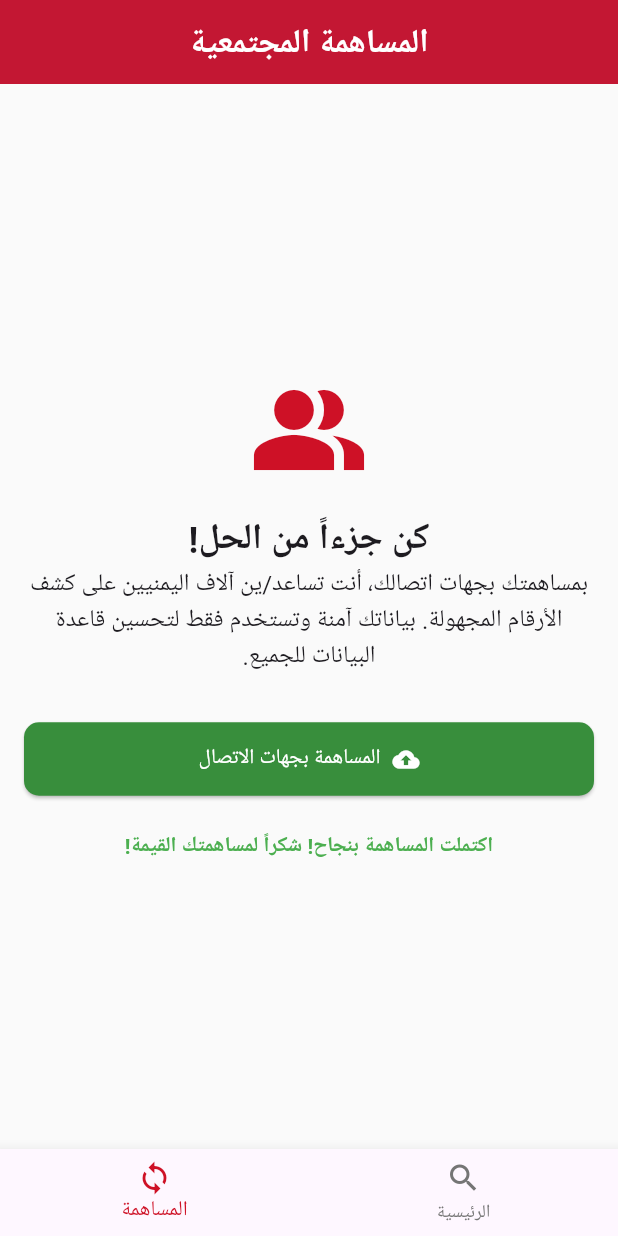
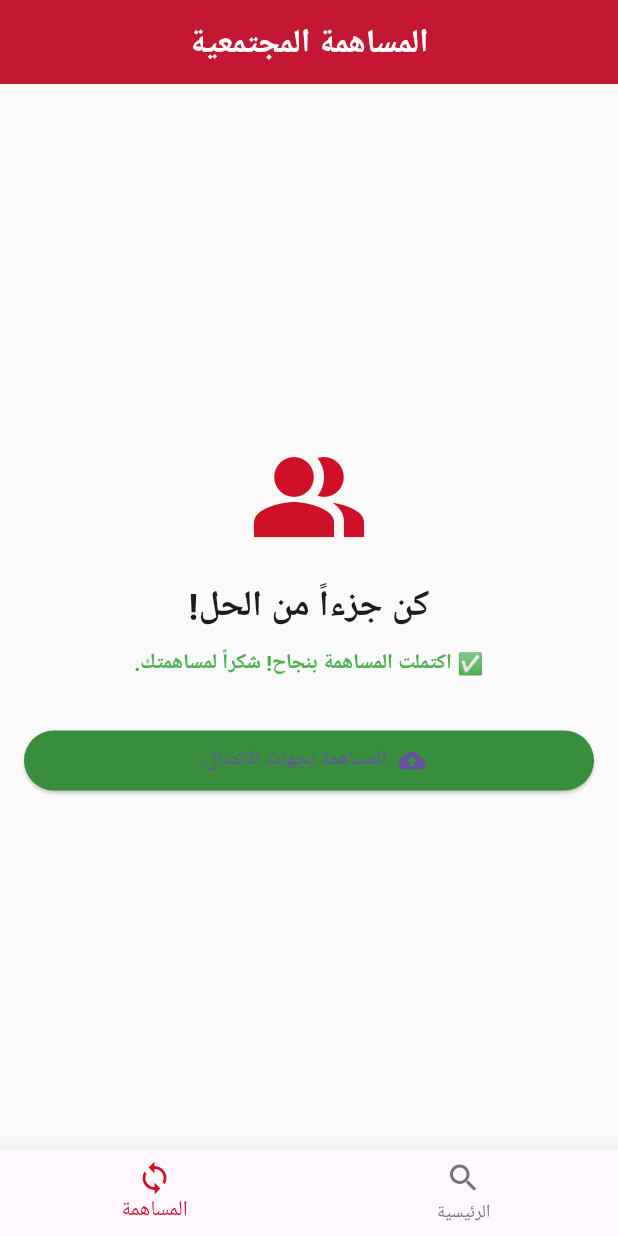
Before and after one commit to alkingbibi/number, a Flutter app: the screen it shows after launch, item 2 of the bottom bar chosen, after a tap on "المساهمة بجهات الاتصال", on a phone screen of 412 x 824 dp. Run offline on Flutter 3.47's test engine with Material 3 defaults, Android fonts, the phone set to English and light mode, and no system bars; our stand-ins replace cloud_firestore, contacts_service, firebase_core, permission_handler; accounts and stored records are empty; Roboto replaces fonts that are missing (Tajawal).

Commit message:
Update main.dart

```diff
--- a/yamani_app/lib/main.dart
+++ b/yamani_app/lib/main.dart
@@ -36,14 +36,10 @@ class YamaniApp extends StatelessWidget {
           foregroundColor: Colors.white,
           elevation: 5,
           centerTitle: true,
-          titleTextStyle: TextStyle(fontFamily: 'Tajawal', fontSize: 22, fontWeight: FontWeight.bold),
-        ),
-        elevatedButtonTheme: ElevatedButtonThemeData(
-          style: ElevatedButton.styleFrom(
-            backgroundColor: const Color(0xFF000000),
-            foregroundColor: Colors.white,
-            shape: RoundedRectangleBorder(borderRadius: BorderRadius.circular(10)),
-            padding: const EdgeInsets.symmetric(vertical: 14),
+          titleTextStyle: TextStyle(
+            fontFamily: 'Tajawal',
+            fontSize: 22,
+            fontWeight: FontWeight.bold,
           ),
         ),
       ),
@@ -99,6 +95,8 @@ class _MainScreenState extends State<MainScreen> {
   }
 }
 
+// ========================== الصفحة الرئيسية ==========================
+
 class HomePage extends StatefulWidget {
   @override
   _HomePageState createState() => _HomePageState();
@@ -118,7 +116,10 @@ class _HomePageState extends State<HomePage> {
       return;
     }
 
-    setState(() { isLoading = true; resultWidget = const SizedBox.shrink(); });
+    setState(() {
+      isLoading = true;
+      resultWidget = const SizedBox.shrink();
+    });
 
     try {
       final doc = await FirebaseFirestore.instance.collection('numbers').doc(number).get();
@@ -141,53 +142,9 @@ class _HomePageState extends State<HomePage> {
       });
     }
 
-    setState(() { isLoading = false; });
-  }
-
-  @override
-  Widget build(BuildContext context) {
-    return Scaffold(
-      appBar: AppBar(
-        title: Row(
-          mainAxisAlignment: MainAxisAlignment.center,
-          children: const [
-            Text('🇾🇪'),
-            SizedBox(width: 8),
-            Text('يماني كاشف'),
-          ],
-        ),
-      ),
-      body: Padding(
-        padding: const EdgeInsets.all(16.0),
-        child: Column(
-          crossAxisAlignment: CrossAxisAlignment.stretch,
-          children: [
-            TextField(
-              controller: phoneController,
-              keyboardType: TextInputType.phone,
-              textAlign: TextAlign.center,
-              style: const TextStyle(fontSize: 20, fontWeight: FontWeight.bold),
-              decoration: InputDecoration(
-                hintText: 'أدخل الرقم هنا',
-                border: OutlineInputBorder(borderRadius: BorderRadius.circular(10)),
-                prefixIcon: const Icon(Icons.phone_android),
-              ),
-            ),
-            const SizedBox(height: 16),
-            ElevatedButton.icon(
-              onPressed: isLoading ? null : searchNumber,
-              icon: isLoading ? const SizedBox(width: 20, height: 20, child: CircularProgressIndicator(color: Colors.white, strokeWidth: 3.0,)) : const Icon(Icons.search),
-              label: Text(isLoading ? 'جاري البحث...' : 'بـحـث'),
-            ),
-            const SizedBox(height: 24),
-            AnimatedSwitcher(
-              duration: const Duration(milliseconds: 500),
-              child: resultWidget,
-            ),
-          ],
-        ),
-      ),
-    );
+    setState(() {
+      isLoading = false;
+    });
   }
 
   Widget _buildResultCard(String number, List<String> names, int count) {
@@ -239,7 +196,44 @@ class _HomePageState extends State<HomePage> {
       ),
     );
   }
+
+  @override
+  Widget build(BuildContext context) {
+    return Scaffold(
+      appBar: AppBar(title: const Text('يماني كاشف 🇾🇪')),
+      body: Padding(
+        padding: const EdgeInsets.all(16.0),
+        child: Column(
+          crossAxisAlignment: CrossAxisAlignment.stretch,
+          children: [
+            TextField(
+              controller: phoneController,
+              keyboardType: TextInputType.phone,
+              textAlign: TextAlign.center,
+              decoration: InputDecoration(
+                hintText: 'أدخل الرقم هنا',
+                border: OutlineInputBorder(borderRadius: BorderRadius.circular(10)),
+                prefixIcon: const Icon(Icons.phone),
+              ),
+            ),
+            const SizedBox(height: 16),
+            ElevatedButton.icon(
+              onPressed: isLoading ? null : searchNumber,
+              icon: isLoading
+                  ? const SizedBox(width: 20, height: 20, child: CircularProgressIndicator(color: Colors.white, strokeWidth: 2.5))
+                  : const Icon(Icons.search),
+              label: Text(isLoading ? 'جاري البحث...' : 'بحث'),
+            ),
+            const SizedBox(height: 24),
+            AnimatedSwitcher(duration: const Duration(milliseconds: 500), child: resultWidget),
+          ],
+        ),
+      ),
+    );
+  }
 }
+
+// ========================== صفحة المساهمة ==========================
 
 class ContributionPage extends StatefulWidget {
   const ContributionPage({super.key});
@@ -262,17 +256,24 @@ class _ContributionPageState extends State<ContributionPage> {
 
     final permission = await Permission.contacts.request();
     if (permission.isGranted) {
-      setState(() { syncStatus = 'تم الحصول على الإذن. جاري القراءة...'; });
+      setState(() {
+        syncStatus = 'تم الحصول على الإذن. جاري القراءة...';
+      });
+
+      // ✅ هنا نقرأ جهات الاتصال
       final List<Contact> contacts = await ContactsService.getContacts(withThumbnails: false);
-      setState(() { syncStatus = 'تم قراءة ${contacts.length} اسم. جاري الرفع للسحابة...'; });
+      setState(() {
+        syncStatus = 'تم قراءة ${contacts.length} جهة اتصال. جاري الرفع...';
+      });
 
       final batch = FirebaseFirestore.instance.batch();
 
       for (final contact in contacts) {
         if (contact.phones != null && contact.phones!.isNotEmpty) {
           for (final phone in contact.phones!) {
-            if (phone.value != null) {
-              final cleanNumber = phone.value!.replaceAll(RegExp(r'[^0-9+]'), '');
+            final String? phoneNumber = phone.value;
+            if (phoneNumber != null && phoneNumber.trim().isNotEmpty) {
+              final cleanNumber = phoneNumber.replaceAll(RegExp(r'[^0-9+]'), '');
               if (cleanNumber.length > 6) {
                 final docRef = FirebaseFirestore.instance.collection('numbers').doc(cleanNumber);
                 batch.set(
@@ -290,15 +291,15 @@ class _ContributionPageState extends State<ContributionPage> {
       }
 
       await batch.commit();
+
       setState(() {
-        syncStatus = 'اكتملت المساهمة بنجاح! شكراً لمساهمتك القيمة!';
+        syncStatus = '✅ اكتملت المساهمة بنجاح! شكراً لمساهمتك.';
         statusColor = Colors.green;
         isSyncing = false;
       });
-
     } else {
       setState(() {
-        syncStatus = 'تم رفض الإذن. لا يمكن المساهمة بدون موافقتك.';
+        syncStatus = '❌ تم رفض الإذن. لا يمكن المتابعة بدون إذنك.';
         statusColor = Colors.red;
         isSyncing = false;
       });
@@ -318,16 +319,17 @@ class _ContributionPageState extends State<ContributionPage> {
             const Icon(Icons.people_alt, size: 80, color: Color(0xFFCE1126)),
             const SizedBox(height: 16),
             const Text('كن جزءاً من الحل!', textAlign: TextAlign.center, style: TextStyle(fontSize: 24, fontWeight: FontWeight.bold)),
-            const Text('بمساهمتك بجهات اتصالك، أنت تساعد/ين آلاف اليمنيين على كشف الأرقام المجهولة. بياناتك آمنة وتستخدم فقط لتحسين قاعدة البيانات للجميع.', textAlign: TextAlign.center, style: TextStyle(fontSize: 16)),
-            const SizedBox(height: 32),
+            const SizedBox(height: 10),
+            Text(syncStatus, textAlign: TextAlign.center, style: TextStyle(fontWeight: FontWeight.bold, color: statusColor)),
+            const SizedBox(height: 30),
             ElevatedButton.icon(
               onPressed: isSyncing ? null : syncContacts,
-              icon: isSyncing ? const SizedBox(width: 20, height: 20, child: CircularProgressIndicator(color: Colors.white, strokeWidth: 3.0,)) : const Icon(Icons.cloud_upload),
+              icon: isSyncing
+                  ? const SizedBox(width: 20, height: 20, child: CircularProgressIndicator(color: Colors.white, strokeWidth: 3))
+                  : const Icon(Icons.cloud_upload),
               label: const Text('المساهمة بجهات الاتصال'),
               style: ElevatedButton.styleFrom(backgroundColor: Colors.green[700]),
             ),
-            const SizedBox(height: 24),
-            Text(syncStatus, textAlign: TextAlign.center, style: TextStyle(fontWeight: FontWeight.bold, color: statusColor)),
           ],
         ),
       ),
```
